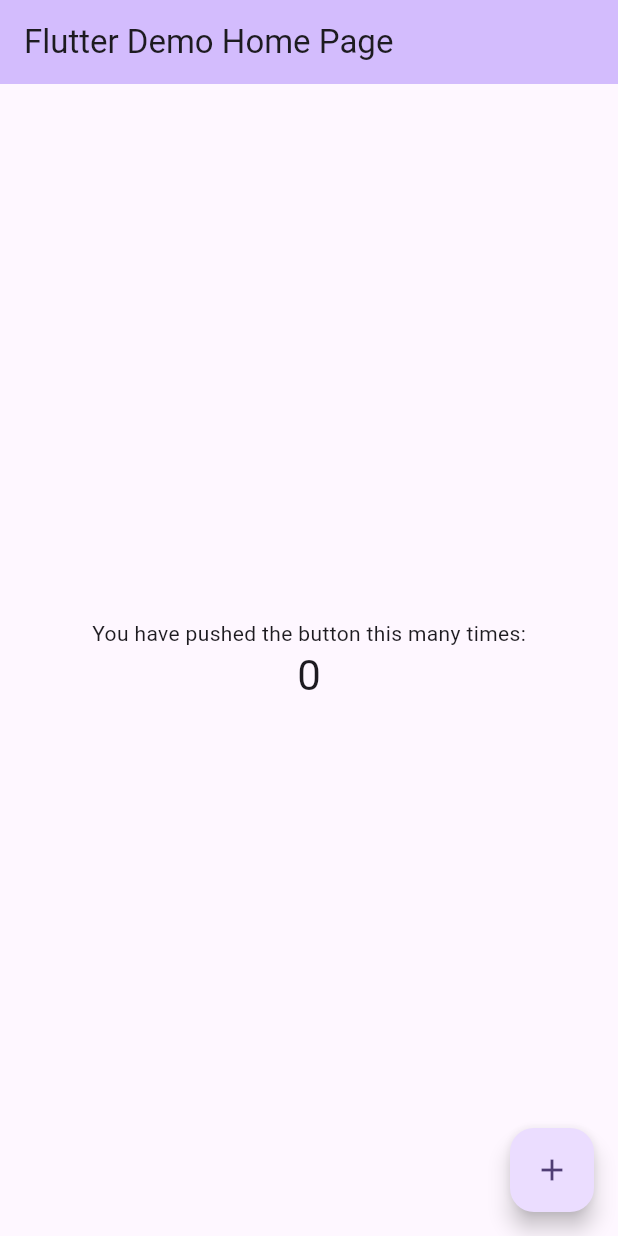
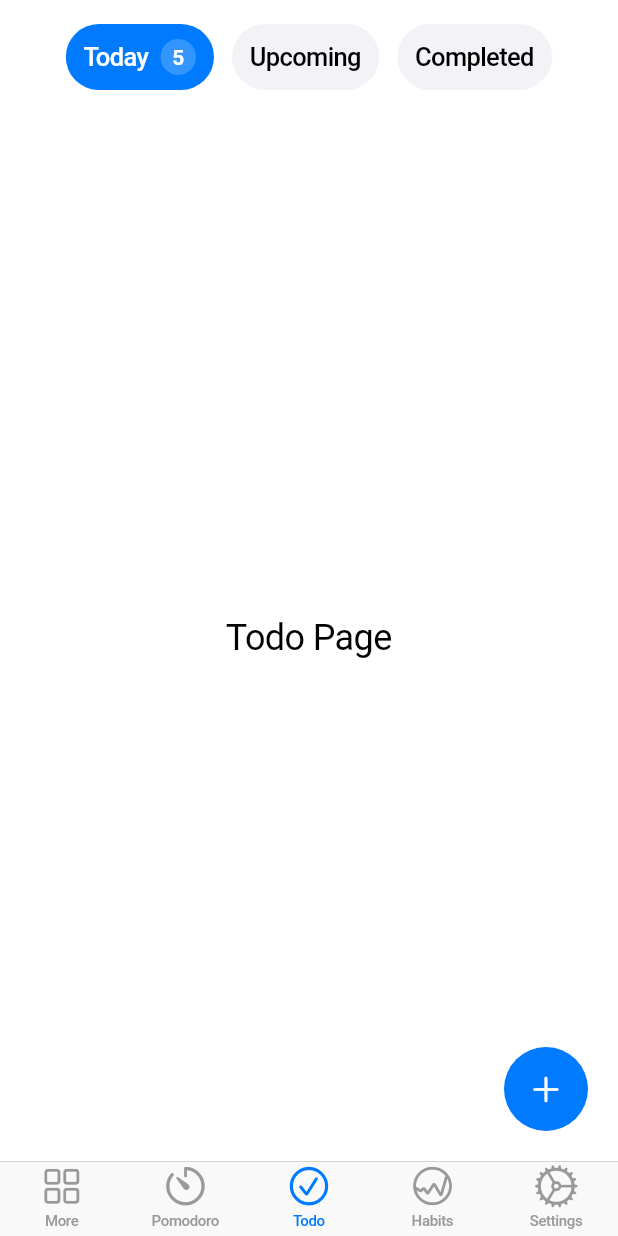
Before and after one commit to surtecha/karman, a Flutter app: the screen it shows after launch, on a phone screen of 412 x 824 dp. Run offline on Flutter 3.47's test engine with Material 3 defaults, Android fonts, the phone set to English and light mode, and no system bars.

Commit message:
feat: todo page skeleton

```diff
--- /dev/null
+++ b/lib/components/floating_action_button.dart
@@ -0,0 +1,30 @@
+import 'package:flutter/cupertino.dart';
+
+class CustomFloatingActionButton extends StatelessWidget {
+  final VoidCallback onPressed;
+
+  const CustomFloatingActionButton({
+    super.key,
+    required this.onPressed,
+  });
+
+  @override
+  Widget build(BuildContext context) {
+    return GestureDetector(
+      onTap: onPressed,
+      child: Container(
+        width: 56,
+        height: 56,
+        decoration: BoxDecoration(
+          color: CupertinoColors.systemBlue,
+          shape: BoxShape.circle,
+        ),
+        child: Icon(
+          CupertinoIcons.add,
+          color: CupertinoColors.white,
+          size: 24,
+        ),
+      ),
+    );
+  }
+}
--- /dev/null
+++ b/lib/components/pill_button.dart
@@ -0,0 +1,138 @@
+import 'package:flutter/cupertino.dart';
+
+class PillButton extends StatefulWidget {
+  final List<String> options;
+  final List<int> counts;
+  final Function(int) onSelectionChanged;
+
+  const PillButton({
+    super.key,
+    required this.options,
+    required this.counts,
+    required this.onSelectionChanged,
+  });
+
+  @override
+  _PillButtonState createState() => _PillButtonState();
+}
+
+class _PillButtonState extends State<PillButton> with TickerProviderStateMixin {
+  int selectedIndex = 0;
+  late List<AnimationController> _controllers;
+  late List<Animation<double>> _animations;
+
+  @override
+  void initState() {
+    super.initState();
+    _controllers = List.generate(widget.options.length, (index) =>
+        AnimationController(
+          duration: const Duration(milliseconds: 300),
+          vsync: this,
+        ),
+    );
+
+    _animations = _controllers.map((controller) =>
+        CurvedAnimation(parent: controller, curve: Curves.easeInOut)
+    ).toList();
+
+    _controllers[selectedIndex].forward();
+  }
+
+  @override
+  void dispose() {
+    for (var controller in _controllers) {
+      controller.dispose();
+    }
+    super.dispose();
+  }
+
+  @override
+  Widget build(BuildContext context) {
+    return Center(
+      child: SingleChildScrollView(
+        scrollDirection: Axis.horizontal,
+        child: Row(
+          mainAxisAlignment: MainAxisAlignment.center,
+          children: List.generate(widget.options.length, (index) =>
+              Padding(
+                padding: const EdgeInsets.symmetric(horizontal: 6),
+                child: _buildPillButton(index, widget.options[index], widget.counts[index]),
+              ),
+          ),
+        ),
+      ),
+    );
+  }
+
+  Widget _buildPillButton(int index, String option, int count) {
+    bool isSelected = selectedIndex == index;
+
+    return GestureDetector(
+      onTap: () {
+        if (selectedIndex != index) {
+          _controllers[selectedIndex].reverse();
+          setState(() {
+            selectedIndex = index;
+          });
+          _controllers[selectedIndex].forward();
+          widget.onSelectionChanged(index);
+        }
+      },
+      child: AnimatedBuilder(
+        animation: Listenable.merge(_animations),
+        builder: (context, child) {
+          return Container(
+            padding: const EdgeInsets.symmetric(
+              horizontal: 12,
+              vertical: 10,
+            ),
+            decoration: BoxDecoration(
+              color: isSelected ? CupertinoColors.systemBlue : CupertinoColors.systemGrey6,
+              borderRadius: BorderRadius.circular(25),
+            ),
+            child: Row(
+              mainAxisSize: MainAxisSize.min,
+              children: [
+                Text(
+                  option,
+                  style: TextStyle(
+                    color: isSelected ? CupertinoColors.white : CupertinoColors.label,
+                    fontWeight: FontWeight.w500,
+                  ),
+                ),
+                SizeTransition(
+                  sizeFactor: _animations[index],
+                  axis: Axis.horizontal,
+                  child: Row(
+                    mainAxisSize: MainAxisSize.min,
+                    children: [
+                      const SizedBox(width: 8),
+                      FadeTransition(
+                        opacity: _animations[index],
+                        child: Container(
+                          padding: const EdgeInsets.symmetric(horizontal: 8, vertical: 4),
+                          decoration: BoxDecoration(
+                            color: CupertinoColors.white.withValues(alpha: 0.2),
+                            borderRadius: BorderRadius.circular(12),
+                          ),
+                          child: Text(
+                            count.toString(),
+                            style: const TextStyle(
+                              color: CupertinoColors.white,
+                              fontSize: 14,
+                              fontWeight: FontWeight.w600,
+                            ),
+                          ),
+                        ),
+                      ),
+                    ],
+                  ),
+                ),
+              ],
+            ),
+          );
+        },
+      ),
+    );
+  }
+}
--- a/lib/main.dart
+++ b/lib/main.dart
@@ -1,122 +1,23 @@
-import 'package:flutter/material.dart';
+import 'package:flutter/cupertino.dart';
+import 'package:flutter/services.dart';
+import 'navigation_wrapper.dart';
 
 void main() {
-  runApp(const MyApp());
+  WidgetsFlutterBinding.ensureInitialized();
+  SystemChrome.setPreferredOrientations([
+    DeviceOrientation.portraitUp,
+    DeviceOrientation.portraitDown,
+  ]);
+  runApp(karman());
 }
 
-class MyApp extends StatelessWidget {
-  const MyApp({super.key});
-
-  // This widget is the root of your application.
+class karman extends StatelessWidget {
   @override
   Widget build(BuildContext context) {
-    return MaterialApp(
-      title: 'Flutter Demo',
-      theme: ThemeData(
-        // This is the theme of your application.
-        //
-        // TRY THIS: Try running your application with "flutter run". You'll see
-        // the application has a purple toolbar. Then, without quitting the app,
-        // try changing the seedColor in the colorScheme below to Colors.green
-        // and then invoke "hot reload" (save your changes or press the "hot
-        // reload" button in a Flutter-supported IDE, or press "r" if you used
-        // the command line to start the app).
-        //
-        // Notice that the counter didn't reset back to zero; the application
-        // state is not lost during the reload. To reset the state, use hot
-        // restart instead.
-        //
-        // This works for code too, not just values: Most code changes can be
-        // tested with just a hot reload.
-        colorScheme: ColorScheme.fromSeed(seedColor: Colors.deepPurple),
-      ),
-      home: const MyHomePage(title: 'Flutter Demo Home Page'),
+    return CupertinoApp(
+      title: 'karman',
+      debugShowCheckedModeBanner: false,
+      home: NavigationWrapper(),
     );
   }
 }
-
-class MyHomePage extends StatefulWidget {
-  const MyHomePage({super.key, required this.title});
-
-  // This widget is the home page of your application. It is stateful, meaning
-  // that it has a State object (defined below) that contains fields that affect
-  // how it looks.
-
-  // This class is the configuration for the state. It holds the values (in this
-  // case the title) provided by the parent (in this case the App widget) and
-  // used by the build method of the State. Fields in a Widget subclass are
-  // always marked "final".
-
-  final String title;
-
-  @override
-  State<MyHomePage> createState() => _MyHomePageState();
-}
-
-class _MyHomePageState extends State<MyHomePage> {
-  int _counter = 0;
-
-  void _incrementCounter() {
-    setState(() {
-      // This call to setState tells the Flutter framework that something has
-      // changed in this State, which causes it to rerun the build method below
-      // so that the display can reflect the updated values. If we changed
-      // _counter without calling setState(), then the build method would not be
-      // called again, and so nothing would appear to happen.
-      _counter++;
-    });
-  }
-
-  @override
-  Widget build(BuildContext context) {
-    // This method is rerun every time setState is called, for instance as done
-    // by the _incrementCounter method above.
-    //
-    // The Flutter framework has been optimized to make rerunning build methods
-    // fast, so that you can just rebuild anything that needs updating rather
-    // than having to individually change instances of widgets.
-    return Scaffold(
-      appBar: AppBar(
-        // TRY THIS: Try changing the color here to a specific color (to
-        // Colors.amber, perhaps?) and trigger a hot reload to see the AppBar
-        // change color while the other colors stay the same.
-        backgroundColor: Theme.of(context).colorScheme.inversePrimary,
-        // Here we take the value from the MyHomePage object that was created by
-        // the App.build method, and use it to set our appbar title.
-        title: Text(widget.title),
-      ),
-      body: Center(
-        // Center is a layout widget. It takes a single child and positions it
-        // in the middle of the parent.
-        child: Column(
-          // Column is also a layout widget. It takes a list of children and
-          // arranges them vertically. By default, it sizes itself to fit its
-          // children horizontally, and tries to be as tall as its parent.
-          //
-          // Column has various properties to control how it sizes itself and
-          // how it positions its children. Here we use mainAxisAlignment to
-          // center the children vertically; the main axis here is the vertical
-          // axis because Columns are vertical (the cross axis would be
-          // horizontal).
-          //
-          // TRY THIS: Invoke "debug painting" (choose the "Toggle Debug Paint"
-          // action in the IDE, or press "p" in the console), to see the
-          // wireframe for each widget.
-          mainAxisAlignment: MainAxisAlignment.center,
-          children: <Widget>[
-            const Text('You have pushed the button this many times:'),
-            Text(
-              '$_counter',
-              style: Theme.of(context).textTheme.headlineMedium,
-            ),
-          ],
-        ),
-      ),
-      floatingActionButton: FloatingActionButton(
-        onPressed: _incrementCounter,
-        tooltip: 'Increment',
-        child: const Icon(Icons.add),
-      ), // This trailing comma makes auto-formatting nicer for build methods.
-    );
-  }
-}
--- /dev/null
+++ b/lib/navigation_wrapper.dart
@@ -0,0 +1,65 @@
+import 'package:flutter/cupertino.dart';
+import 'package:karman/screens/habits/habits_page.dart';
+import 'package:karman/screens/more/more_page.dart';
+import 'package:karman/screens/pomodoro/pomodoro_page.dart';
+import 'package:karman/screens/settings/settings_page.dart';
+import 'package:karman/screens/todo/todo_page.dart';
+
+
+class NavigationWrapper extends StatefulWidget {
+  @override
+  _NavigationWrapperState createState() => _NavigationWrapperState();
+}
+
+class _NavigationWrapperState extends State<NavigationWrapper> {
+  int _selectedIndex = 2;
+
+  final List<Widget> _pages = [
+    MorePage(),
+    PomodoroPage(),
+    TodoPage(),
+    HabitsPage(),
+    SettingsPage(),
+  ];
+
+  @override
+  Widget build(BuildContext context) {
+    return CupertinoTabScaffold(
+      tabBar: CupertinoTabBar(
+        currentIndex: _selectedIndex,
+        onTap: (index) {
+          setState(() {
+            _selectedIndex = index;
+          });
+        },
+        items: [
+          BottomNavigationBarItem(
+            icon: Icon(CupertinoIcons.square_grid_2x2),
+            label: 'More',
+          ),
+          BottomNavigationBarItem(
+            icon: Icon(CupertinoIcons.timer),
+            label: 'Pomodoro',
+          ),
+          BottomNavigationBarItem(
+            icon: Icon(CupertinoIcons.check_mark_circled),
+            label: 'Todo',
+          ),
+          BottomNavigationBarItem(
+            icon: Icon(CupertinoIcons.graph_circle),
+            label: 'Habits',
+          ),
+          BottomNavigationBarItem(
+            icon: Icon(CupertinoIcons.settings),
+            label: 'Settings',
+          ),
+        ],
+      ),
+      tabBuilder: (context, index) {
+        return CupertinoTabView(
+          builder: (context) => _pages[index],
+        );
+      },
+    );
+  }
+}
--- /dev/null
+++ b/lib/screens/habits/habits_page.dart
@@ -0,0 +1,18 @@
+import 'package:flutter/cupertino.dart';
+
+class HabitsPage extends StatelessWidget {
+  @override
+  Widget build(BuildContext context) {
+    return CupertinoPageScaffold(
+      navigationBar: CupertinoNavigationBar(
+        middle: Text('Habits'),
+      ),
+      child: Center(
+        child: Text(
+          'Habits Page',
+          style: TextStyle(fontSize: 24),
+        ),
+      ),
+    );
+  }
+}
--- /dev/null
+++ b/lib/screens/more/more_page.dart
@@ -0,0 +1,18 @@
+import 'package:flutter/cupertino.dart';
+
+class MorePage extends StatelessWidget {
+  @override
+  Widget build(BuildContext context) {
+    return CupertinoPageScaffold(
+      navigationBar: CupertinoNavigationBar(
+        middle: Text('More'),
+      ),
+      child: Center(
+        child: Text(
+          'More Page',
+          style: TextStyle(fontSize: 24),
+        ),
+      ),
+    );
+  }
+}
--- /dev/null
+++ b/lib/screens/pomodoro/pomodoro_page.dart
@@ -0,0 +1,18 @@
+import 'package:flutter/cupertino.dart';
+
+class PomodoroPage extends StatelessWidget {
+  @override
+  Widget build(BuildContext context) {
+    return CupertinoPageScaffold(
+      navigationBar: CupertinoNavigationBar(
+        middle: Text('Pomodoro'),
+      ),
+      child: Center(
+        child: Text(
+          'Pomodoro Page',
+          style: TextStyle(fontSize: 24),
+        ),
+      ),
+    );
+  }
+}
--- /dev/null
+++ b/lib/screens/settings/settings_page.dart
@@ -0,0 +1,18 @@
+import 'package:flutter/cupertino.dart';
+
+class SettingsPage extends StatelessWidget {
+  @override
+  Widget build(BuildContext context) {
+    return CupertinoPageScaffold(
+      navigationBar: CupertinoNavigationBar(
+        middle: Text('Settings'),
+      ),
+      child: Center(
+        child: Text(
+          'Settings Page',
+          style: TextStyle(fontSize: 24),
+        ),
+      ),
+    );
+  }
+}
--- /dev/null
+++ b/lib/screens/todo/todo_page.dart
@@ -0,0 +1,55 @@
+import 'package:flutter/cupertino.dart';
+import 'package:karman/components/floating_action_button.dart';
+import 'package:karman/components/pill_button.dart';
+
+class TodoPage extends StatelessWidget {
+  const TodoPage({super.key});
+
+  @override
+  Widget build(BuildContext context) {
+    return CupertinoPageScaffold(
+      child: SafeArea(
+        child: LayoutBuilder(
+          builder: (context, constraints) {
+            return Stack(
+              children: [
+                Column(
+                  children: [
+                    Container(
+                      width: double.infinity,
+                      padding: EdgeInsets.symmetric(vertical: 16),
+                      child: PillButton(
+                        options: ['Today', 'Upcoming', 'Completed'],
+                        counts: [5, 12, 8],
+                        onSelectionChanged: (index) {
+
+                        },
+                      ),
+                    ),
+                    Expanded(
+                      child: Center(
+                        child: Text(
+                          'Todo Page',
+                          style: TextStyle(fontSize: 24),
+                        ),
+                      ),
+                    ),
+                  ],
+                ),
+                Positioned(
+                  bottom: constraints.maxHeight > 600 ? 20 : 16,
+                  right: constraints.maxWidth < 350 ? 16 : 20,
+                  child: CustomFloatingActionButton(
+                    onPressed: () {
+
+                    },
+                  ),
+                ),
+              ],
+            );
+          },
+        ),
+      ),
+    );
+  }
+}
--- a/pubspec.yaml
+++ b/pubspec.yaml
@@ -1,5 +1,5 @@
 name: karman
-description: "A new Flutter project."
+description: "karman v2"
 # The following line prevents the package from being accidentally published to
 # pub.dev using `flutter pub publish`. This is preferred for private packages.
 publish_to: 'none' # Remove this line if you wish to publish to pub.dev
@@ -34,6 +34,10 @@ dependencies:
   # The following adds the Cupertino Icons font to your application.
   # Use with the CupertinoIcons class for iOS style icons.
   cupertino_icons: ^1.0.8
+  sqflite: ^2.4.2
+  provider: ^6.1.5+1
+  path_provider: ^2.1.5
+  intl: ^0.20.2
 
 dev_dependencies:
   flutter_test:
```
Also changed, not shown: pubspec.lock, 4 other files.
